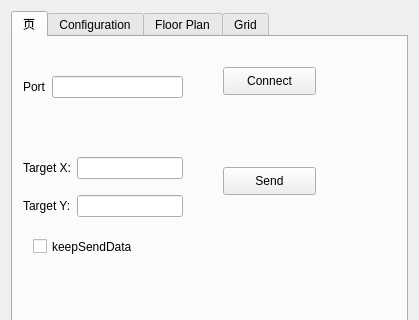
The window that views/ViewSettingsWidget.ui (AngryBeast/UWBV2) describes before a commit, drawn with Qt 5; both pictures show x 0 to 419 and y 0 to 320 of the 419 by 578 pixel window.
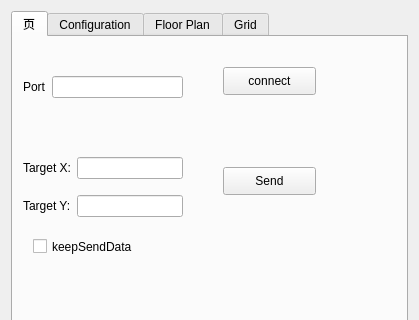
The same window after the commit.

What changed in the file:
```diff
--- a/views/ViewSettingsWidget.ui
+++ b/views/ViewSettingsWidget.ui
@@ -61,7 +61,7 @@
         </rect>
        </property>
        <property name="text">
-        <string>Connect</string>
+        <string>connect</string>
        </property>
       </widget>
       <widget class="QWidget" name="gridLayoutWidget">
```
